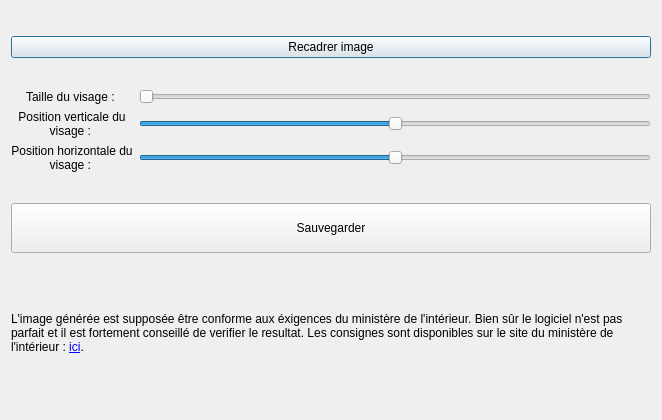
This is conceptionplanche.ui in clement-roblot/generateur-de-photo-identite as Qt 5 draws it before an edit. The edited form follows.
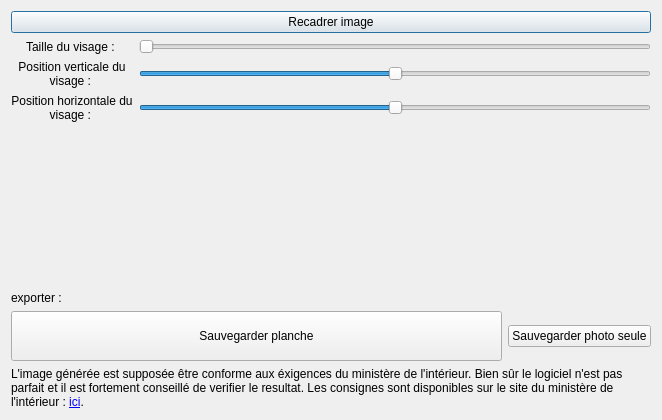
This is the edited form.

Commit message: Ajout d'une fonction d'export de photo brut. Close #6.

```diff
--- a/conceptionplanche.ui
+++ b/conceptionplanche.ui
@@ -103,18 +103,55 @@
       </layout>
      </item>
      <item>
-      <widget class="QPushButton" name="boutonSauvegarder">
-       <property name="minimumSize">
+      <spacer name="verticalSpacer">
+       <property name="orientation">
+        <enum>Qt::Vertical</enum>
+       </property>
+       <property name="sizeHint" stdset="0">
         <size>
-         <width>0</width>
-         <height>50</height>
+         <width>20</width>
+         <height>40</height>
         </size>
        </property>
+      </spacer>
+     </item>
+     <item>
+      <widget class="QLabel" name="label_4">
        <property name="text">
-        <string>Sauvegarder</string>
+        <string>exporter : </string>
        </property>
       </widget>
      </item>
+     <item>
+      <layout class="QHBoxLayout" name="horizontalLayout_2">
+       <item>
+        <widget class="QPushButton" name="boutonSauvegarder">
+         <property name="minimumSize">
+          <size>
+           <width>0</width>
+           <height>50</height>
+          </size>
+         </property>
+         <property name="text">
+          <string>Sauvegarder planche</string>
+         </property>
+        </widget>
+       </item>
+       <item>
+        <widget class="QPushButton" name="pushButton">
+         <property name="sizePolicy">
+          <sizepolicy hsizetype="Maximum" vsizetype="Fixed">
+           <horstretch>0</horstretch>
+           <verstretch>0</verstretch>
+          </sizepolicy>
+         </property>
+         <property name="text">
+          <string>Sauvegarder photo seule</string>
+         </property>
+        </widget>
+       </item>
+      </layout>
+     </item>
      <item>
       <widget class="QLabel" name="instructions">
        <property name="sizePolicy">
```
The commit also changes 3 other files.
